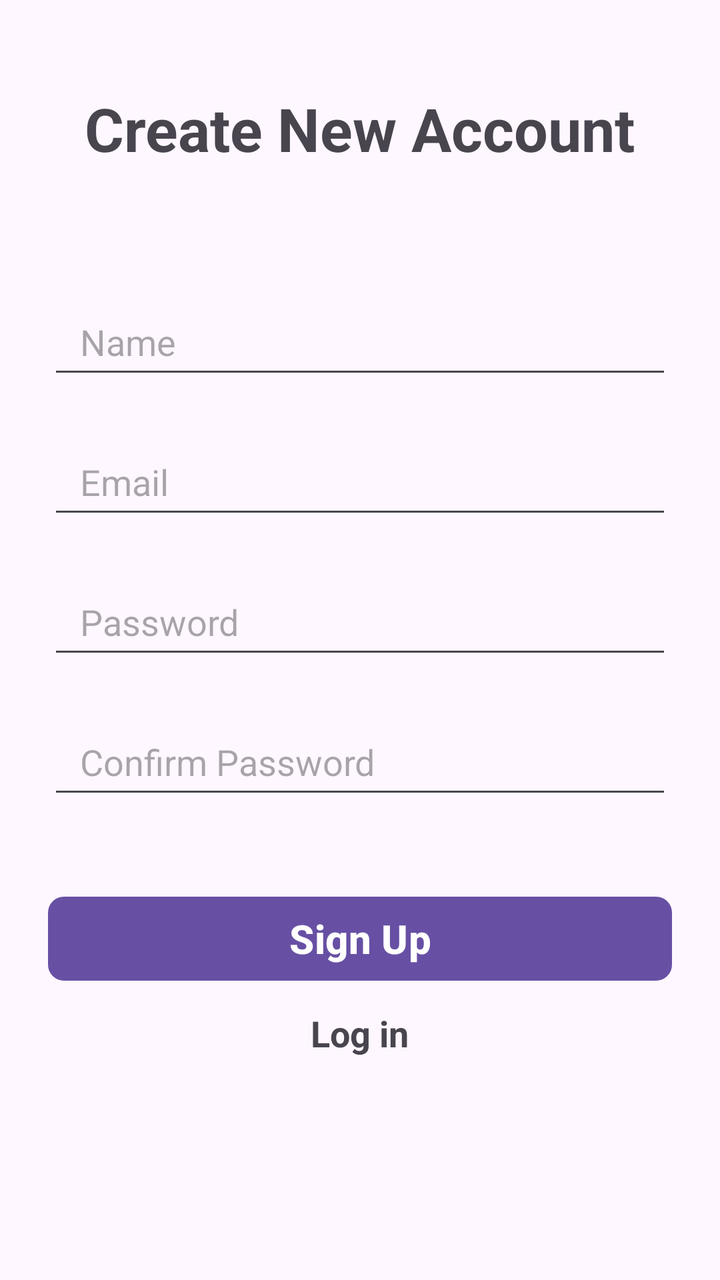
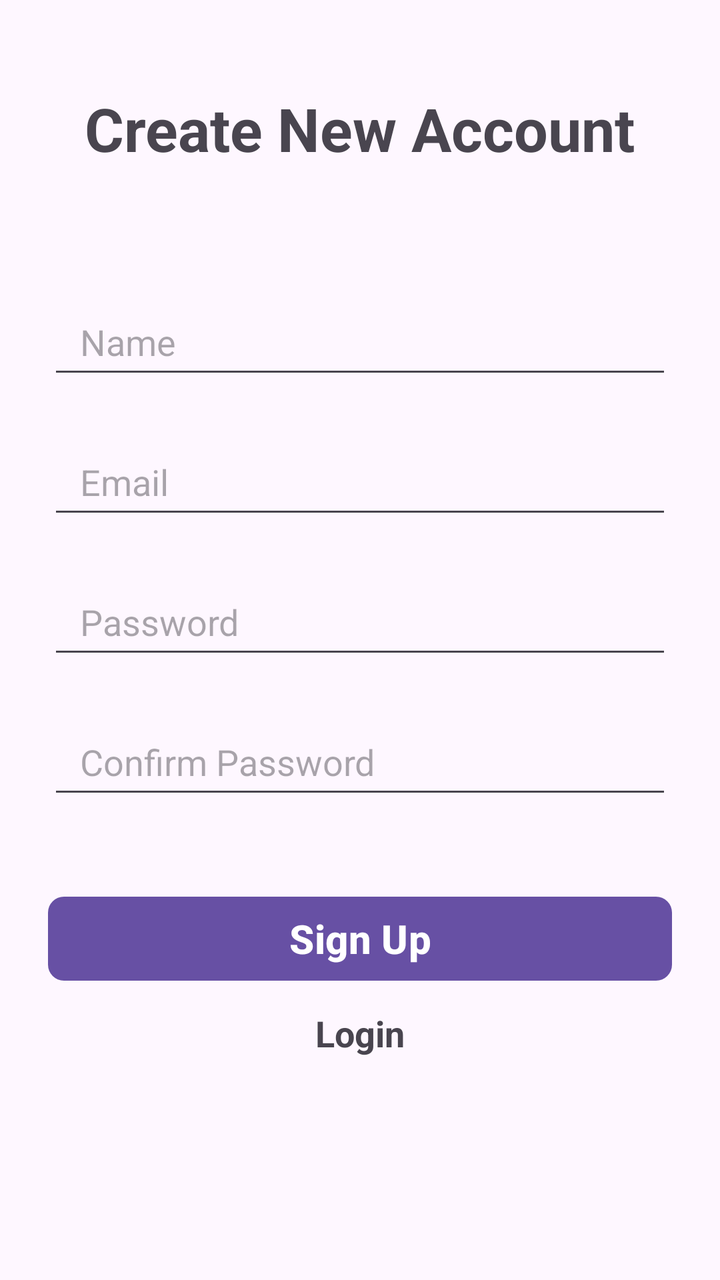

Before-and-after screenshots of an Android layout around one commit, followed by the original layout XML and the change that was made.
<!-- AndroidManifest.xml: application theme Theme.MammalDex -->
<!-- res/layout/activity_create_account.xml -->
<?xml version="1.0" encoding="utf-8"?>
<ScrollView xmlns:android="http://schemas.android.com/apk/res/android"
    xmlns:app="http://schemas.android.com/apk/res-auto"
    xmlns:tools="http://schemas.android.com/tools"
    android:id="@+id/main"
    android:layout_width="match_parent"
    android:layout_height="match_parent"
    android:clipToPadding="false"
    android:overScrollMode="never"
    android:padding="24dp"
    android:scrollbars="none"
    android:animateLayoutChanges="true"
    tools:context=".view.CreateAccountActivity">

    <LinearLayout
        android:layout_width="match_parent"
        android:layout_height="wrap_content"
        android:gravity="center_horizontal"
        android:orientation="vertical">

        <TextView
            android:layout_width="wrap_content"
            android:layout_height="wrap_content"
            android:layout_marginTop="20dp"
            android:text="Create New Account"
            android:textSize="30sp"
            android:textStyle="bold"/>


        <EditText
            android:id="@+id/inputName"
            android:layout_width="match_parent"
            android:layout_height="50dp"
            android:layout_marginTop="60dp"
            android:hint="Name"
            android:imeOptions="actionNext"
            android:importantForAutofill="no"
            android:inputType="text"
            android:paddingStart="16dp"
            android:paddingEnd="16dp"
            android:textSize="18sp"/>

        <EditText
            android:id="@+id/inputEmail"
            android:layout_width="match_parent"
            android:layout_height="50dp"
            android:layout_marginTop="20dp"
            android:hint="Email"
            android:imeOptions="actionNext"
            android:importantForAutofill="no"
            android:inputType="textEmailAddress"
            android:paddingStart="16dp"
            android:paddingEnd="16dp"
            android:textSize="18sp"/>

        <EditText
            android:id="@+id/inputPassword"
            android:layout_width="match_parent"
            android:layout_height="50dp"
            android:layout_marginTop="20dp"
            android:hint="Password"
            android:imeOptions="actionNext"
            android:importantForAutofill="no"
            android:inputType="textPassword"
            android:paddingStart="16dp"
            android:paddingEnd="16dp"
            android:textAlignment="gravity"
            android:textSize="18sp"/>

        <EditText
            android:id="@+id/inputConfirmPassword"
            android:layout_width="match_parent"
            android:layout_height="50dp"
            android:layout_marginTop="20dp"
            android:hint="Confirm Password"
            android:imeOptions="actionNext"
            android:importantForAutofill="no"
            android:inputType="textPassword"
            android:paddingStart="16dp"
            android:paddingEnd="16dp"
            android:textAlignment="gravity"
            android:textSize="18sp"/>

        <FrameLayout
            android:layout_width="match_parent"
            android:layout_height="wrap_content"
            android:layout_marginTop="20dp"
            android:animateLayoutChanges="true">

            <com.google.android.material.button.MaterialButton
                android:id="@+id/buttonSignUp"
                android:layout_width="match_parent"
                android:layout_height="50dp"
                android:layout_marginTop="20dp"
                android:text="Sign Up"
                android:textColor="@color/white"
                android:textSize="20sp"
                android:textStyle="bold"
                app:cornerRadius="8sp"/>

            <ProgressBar
                android:id="@+id/progressBar"
                android:layout_width="25dp"
                android:layout_height="25dp"
                android:layout_gravity="center"
                android:visibility="invisible"/>

        </FrameLayout>

        <TextView
            android:id="@+id/textSignIn"
            android:layout_width="wrap_content"
            android:layout_height="wrap_content"
            android:layout_marginTop="10dp"
            android:text="Log in"
            android:textSize="18sp"
            android:textStyle="bold"/>



    </LinearLayout>

</ScrollView>
<!-- resources referenced by this layout -->
<resources>
  <color name="white">#FFFFFFFF</color>
  <style name="Theme.MammalDex" parent="Base.Theme.MammalDex" />
  <style name="Base.Theme.MammalDex" parent="Theme.Material3.DayNight.NoActionBar">
          
          
      </style>
</resources>

<!-- the commit's change to res/layout/activity_create_account.xml (unified diff, before → after) -->
@@ -22,7 +22,7 @@
             android:layout_width="wrap_content"
             android:layout_height="wrap_content"
             android:layout_marginTop="20dp"
-            android:text="Create New Account"
+            android:text="@string/label_create_account"
             android:textSize="30sp"
             android:textStyle="bold"/>
 
@@ -32,7 +32,7 @@
             android:layout_width="match_parent"
             android:layout_height="50dp"
             android:layout_marginTop="60dp"
-            android:hint="Name"
+            android:hint="@string/hint_name"
             android:imeOptions="actionNext"
             android:importantForAutofill="no"
             android:inputType="text"
@@ -45,7 +45,7 @@
             android:layout_width="match_parent"
             android:layout_height="50dp"
             android:layout_marginTop="20dp"
-            android:hint="Email"
+            android:hint="@string/hint_email"
             android:imeOptions="actionNext"
             android:importantForAutofill="no"
             android:inputType="textEmailAddress"
@@ -58,7 +58,7 @@
             android:layout_width="match_parent"
             android:layout_height="50dp"
             android:layout_marginTop="20dp"
-            android:hint="Password"
+            android:hint="@string/hint_password"
             android:imeOptions="actionNext"
             android:importantForAutofill="no"
             android:inputType="textPassword"
@@ -72,7 +72,7 @@
             android:layout_width="match_parent"
             android:layout_height="50dp"
             android:layout_marginTop="20dp"
-            android:hint="Confirm Password"
+            android:hint="@string/hint_confirm_password"
             android:imeOptions="actionNext"
             android:importantForAutofill="no"
             android:inputType="textPassword"
@@ -92,11 +92,12 @@
                 android:layout_width="match_parent"
                 android:layout_height="50dp"
                 android:layout_marginTop="20dp"
-                android:text="Sign Up"
+                android:text="@string/btn_sign_up"
                 android:textColor="@color/white"
                 android:textSize="20sp"
                 android:textStyle="bold"
-                app:cornerRadius="8sp"/>
+                app:cornerRadius="8sp"
+                android:stateListAnimator="@animator/squish"/>
 
             <ProgressBar
                 android:id="@+id/progressBar"
@@ -108,13 +109,14 @@
         </FrameLayout>
 
         <TextView
-            android:id="@+id/textSignIn"
+            android:id="@+id/textLogin"
             android:layout_width="wrap_content"
             android:layout_height="wrap_content"
             android:layout_marginTop="10dp"
-            android:text="Log in"
+            android:text="@string/text_login"
             android:textSize="18sp"
-            android:textStyle="bold"/>
+            android:textStyle="bold"
+            android:stateListAnimator="@animator/squish"/>
 
 
 
<!-- resource entries referenced after the edit -->
@@ -1,6 +1,13 @@
 <!-- resources referenced by this layout -->
 <resources>
   <color name="white">#FFFFFFFF</color>
+  <string name="btn_sign_up">Sign Up</string>
+  <string name="hint_confirm_password">Confirm Password</string>
+  <string name="hint_email">Email</string>
+  <string name="hint_name">Name</string>
+  <string name="hint_password">Password</string>
+  <string name="label_create_account">Create New Account</string>
+  <string name="text_login">Login</string>
   <style name="Theme.MammalDex" parent="Base.Theme.MammalDex" />
   <style name="Base.Theme.MammalDex" parent="Theme.Material3.DayNight.NoActionBar">
           
